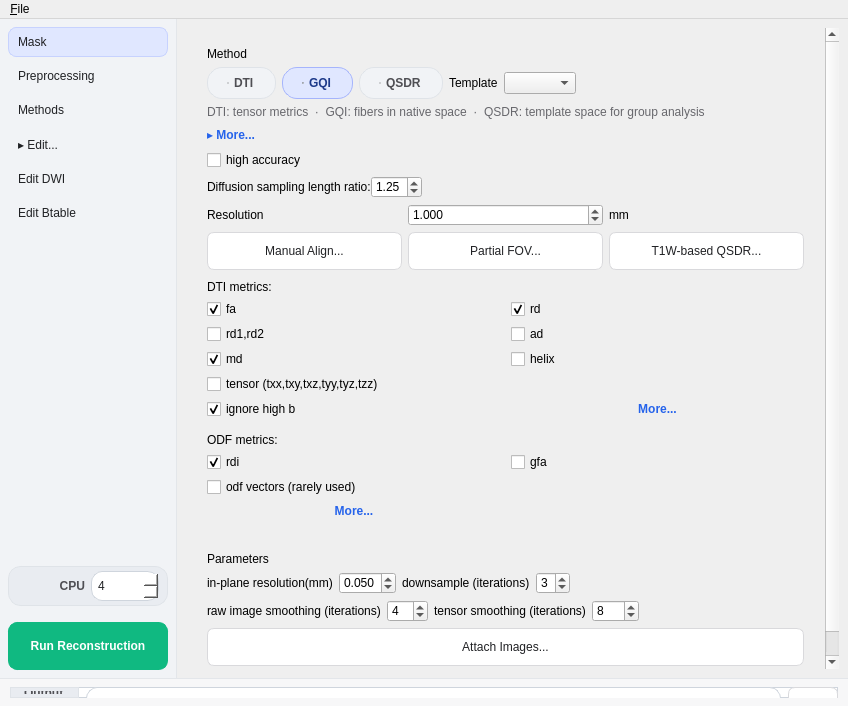
Old version of the form reconstruction/reconstruction_window.ui in the repository frankyeh/DSI-Studio.
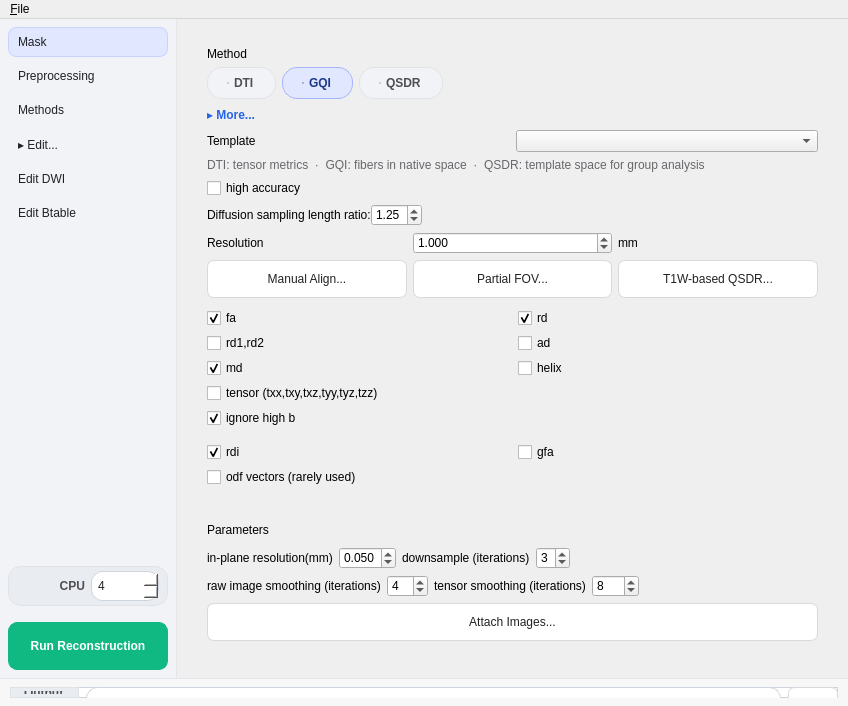
New version of the form. The open tabs and pages were chosen to show the change. Icons and pictures are not drawn.

Commit message: Unify method controls behind a single More disclosure

Diff of the .ui file:
```diff
--- a/reconstruction/reconstruction_window.ui
+++ b/reconstruction/reconstruction_window.ui
@@ -727,11 +727,7 @@
                       <string>QSDR</string>
                      </property>
                     </widget>
-                   </item></layout></item><item><layout class="QHBoxLayout" name="method_template_row"><item><widget class="QLabel" name="label_15">
-                     <property name="text">
-                      <string>Template</string>
-                     </property>
-                    </widget></item><item><widget class="QComboBox" name="primary_template" /></item></layout></item><item>
+                   </item></layout></item><item>
                     <spacer name="method_spacer">
                      <property name="orientation">
                       <enum>Qt::Horizontal</enum>
@@ -745,7 +741,12 @@
                     </spacer>
                    </item></layout>
                  </item>
-                 <item>
+                 
+                 <item><widget class="QPushButton" name="method_more_toggle"><property name="checkable"><bool>true</bool></property><property name="flat"><bool>true</bool></property><property name="text"><string>▸ More...</string></property></widget></item><item><widget class="QWidget" name="method_detail"><layout class="QVBoxLayout" name="method_detail_layout"><property name="spacing"><number>6</number></property><property name="leftMargin"><number>0</number></property><property name="topMargin"><number>0</number></property><property name="rightMargin"><number>0</number></property><property name="bottomMargin"><number>0</number></property><item><layout class="QHBoxLayout" name="method_template_row"><item><widget class="QLabel" name="label_15">
+                     <property name="text">
+                      <string>Template</string>
+                     </property>
+                    </widget></item><item><widget class="QComboBox" name="primary_template" /></item></layout></item><item>
                   <widget class="QLabel" name="method_hint">
                    <property name="text">
                     <string>DTI: tensor metrics  ·  GQI: fibers in native space  ·  QSDR: template space for group analysis</string>
@@ -754,8 +755,7 @@
                     <bool>true</bool>
                    </property>
                   </widget>
-                 </item>
-                 <item><widget class="QPushButton" name="method_more_toggle"><property name="checkable"><bool>true</bool></property><property name="flat"><bool>true</bool></property><property name="text"><string>▸ More...</string></property></widget></item><item><widget class="QWidget" name="method_advanced" native="true"><layout class="QVBoxLayout" name="method_advanced_layout"><property name="leftMargin"><number>0</number></property><property name="topMargin"><number>0</number></property><property name="rightMargin"><number>0</number></property><property name="bottomMargin"><number>0</number></property><item><widget class="QCheckBox" name="high_accuracy">
+                 </item><item><widget class="QWidget" name="method_advanced" native="true"><layout class="QVBoxLayout" name="method_advanced_layout"><property name="leftMargin"><number>0</number></property><property name="topMargin"><number>0</number></property><property name="rightMargin"><number>0</number></property><property name="bottomMargin"><number>0</number></property><item><widget class="QCheckBox" name="high_accuracy">
                      <property name="statusTip">
                       <string>fixel</string>
                      </property>
@@ -903,12 +903,7 @@
                      </widget>
                     </item>
                    </layout>
-                  </widget></item></layout></widget></item>
-                <item><widget class="QWidget" name="DTI_metrics"><layout class="QGridLayout" name="DTI_metrics_grid"><property name="horizontalSpacing"><number>10</number></property><property name="verticalSpacing"><number>5</number></property><property name="leftMargin"><number>0</number></property><property name="topMargin"><number>4</number></property><property name="rightMargin"><number>0</number></property><property name="bottomMargin"><number>4</number></property><item row="0" column="0" colspan="2"><widget class="QLabel" name="label_8">
-                     <property name="text">
-                      <string>DTI metrics:</string>
-                     </property>
-                    </widget></item><item row="1" column="0"><widget class="QCheckBox" name="output_fa">
+                  </widget></item></layout></widget></item><item><widget class="QWidget" name="DTI_metrics"><layout class="QGridLayout" name="DTI_metrics_grid"><property name="horizontalSpacing"><number>10</number></property><property name="verticalSpacing"><number>5</number></property><property name="leftMargin"><number>0</number></property><property name="topMargin"><number>4</number></property><property name="rightMargin"><number>0</number></property><property name="bottomMargin"><number>4</number></property><item row="1" column="0"><widget class="QCheckBox" name="output_fa">
                      <property name="toolTip">
                       <string>fa</string>
                      </property>
@@ -994,25 +989,7 @@
                      <property name="checked">
                       <bool>true</bool>
                      </property>
-                    </widget></item><item row="5" column="1"><widget class="QPushButton" name="more_outputs">
-                     <property name="text">
-                      <string>More...</string>
-                     </property>
-                     <property name="icon">
-                      <iconset resource="../icons.qrc">
-                       <normaloff>:/icons/icons/more_expand.svg</normaloff>:/icons/icons/more_expand.svg</iconset>
-                     </property>
-                     <property name="iconSize">
-                      <size>
-                       <width>16</width>
-                       <height>16</height>
-                      </size>
-                     </property>
-                    </widget></item></layout></widget></item><item><widget class="QWidget" name="ODF_metrics"><layout class="QGridLayout" name="horizontalLayout_13"><property name="horizontalSpacing"><number>10</number></property><property name="verticalSpacing"><number>5</number></property><property name="leftMargin"><number>0</number></property><property name="topMargin"><number>4</number></property><property name="rightMargin"><number>0</number></property><property name="bottomMargin"><number>4</number></property><item row="0" column="0" colspan="2"><widget class="QLabel" name="label_10">
-                        <property name="text">
-                         <string>ODF metrics:</string>
-                        </property>
-                       </widget></item><item row="1" column="0"><widget class="QCheckBox" name="output_rdi">
+                    </widget></item></layout></widget></item><item><widget class="QWidget" name="ODF_metrics"><layout class="QGridLayout" name="horizontalLayout_13"><property name="horizontalSpacing"><number>10</number></property><property name="verticalSpacing"><number>5</number></property><property name="leftMargin"><number>0</number></property><property name="topMargin"><number>4</number></property><property name="rightMargin"><number>0</number></property><property name="bottomMargin"><number>4</number></property><item row="1" column="0"><widget class="QCheckBox" name="output_rdi">
                         <property name="statusTip">
                          <string>rdi</string>
                         </property>
@@ -1036,7 +1013,8 @@
                         <property name="text">
                          <string>odf vectors (rarely used)</string>
                         </property>
-                       </widget></item><item row="3" column="0"><widget class="QPushButton" name="more_odf_outputs"><property name="text"><string>More...</string></property><property name="flat"><bool>true</bool></property></widget></item></layout></widget></item></layout>
+                       </widget></item></layout></widget></item></layout></widget></item>
+                </layout>
                </widget></item><item><widget class="QFrame" name="hist_param_group">
                 <property name="card" stdset="0">
                  <bool>true</bool>
```
